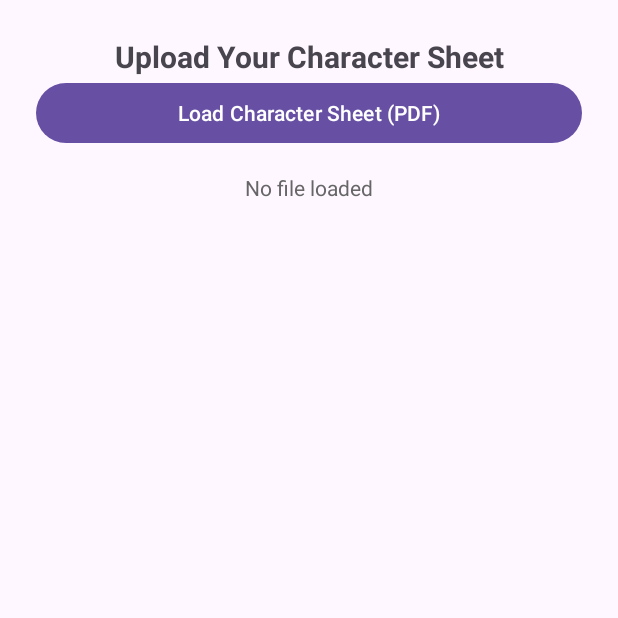
After one commit to NZawarus/MobileAppProject, an Android app: the PlayerSheetActivity screen opened directly, with no data from a screen before it, on a phone screen of 412 x 824 dp, the top half of it. The commit adds this screen. Run offline under Robolectric (Android 15) with nearby library versions, the phone set to English and light mode, and no system bars.

Commit message:
Connected Player Sheet Activity

```diff
--- a/app/src/main/AndroidManifest.xml
+++ b/app/src/main/AndroidManifest.xml
@@ -23,6 +23,7 @@
         </activity>
         <activity android:name=".DMActivity"></activity>
         <activity android:name=".PlayerActivity"></activity>
+        <activity android:name=".PlayerSheetActivity"></activity>
     </application>
 
 </manifest>
--- /dev/null
+++ b/app/src/main/java/com/msoe/dndassistant/PlayerSheetActivity.kt
@@ -0,0 +1,22 @@
+package com.msoe.dndassistant
+
+import android.os.Bundle
+import android.os.PersistableBundle
+import android.widget.Button
+import android.widget.Toast
+import androidx.appcompat.app.AppCompatActivity
+
+class PlayerSheetActivity : AppCompatActivity() {
+    override fun onCreate(savedInstanceState: Bundle?) {
+        super.onCreate(savedInstanceState)
+        setContentView(R.layout.player2)
+
+
+        val loadSheetButton = findViewById<Button>(R.id.btnLoadPdf)
+
+        loadSheetButton.setOnClickListener {
+            val toast = Toast.makeText(this, "PDF Button Pressed", Toast.LENGTH_SHORT)
+            toast.show()
+        }
+    }
+}
--- a/app/src/main/res/layout/player2.xml
+++ b/app/src/main/res/layout/player2.xml
@@ -43,7 +43,6 @@
         android:id="@+id/ivPdfPreview"
         android:layout_width="100dp"
         android:layout_height="100dp"
-        android:src="@drawable/ic_pdf_icon"
         android:contentDescription="PDF Preview"
         android:visibility="gone"
         app:layout_constraintTop_toBottomOf="@id/tvPdfFileName"
```
Also changed, not shown: app/src/main/java/com/msoe/dndassistant/PlayerActivity.kt (+9 -0 lines).
